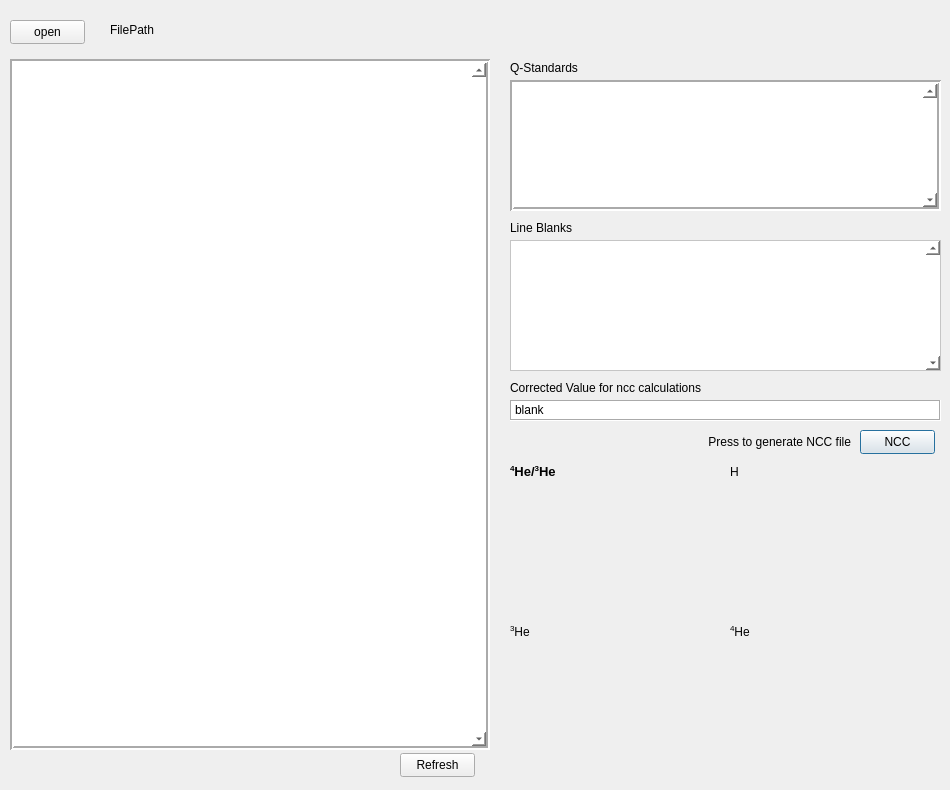
Before: the Qt Designer form UI Resources/ncccalc.ui in westerlymerlin/UCL-PYMS, drawn with Qt 5.
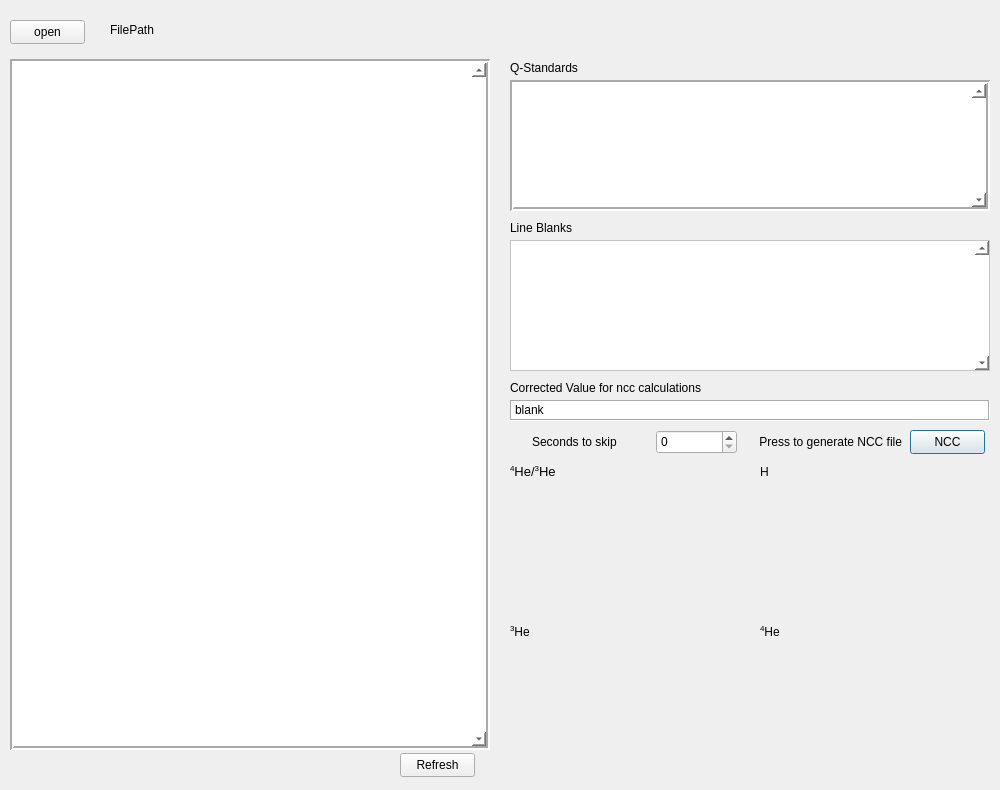
After: the same form once the commit is applied. Icons and pictures are not drawn.

Commit message: 3.1.9 Added variable offset time to the ncc form for calculating bestfit values

The edit to the form file:
```diff
--- a/UI Resources/ncccalc.ui
+++ b/UI Resources/ncccalc.ui
@@ -6,19 +6,19 @@
    <rect>
     <x>0</x>
     <y>0</y>
-    <width>950</width>
+    <width>1000</width>
     <height>790</height>
    </rect>
   </property>
   <property name="minimumSize">
    <size>
-    <width>950</width>
+    <width>1000</width>
     <height>790</height>
    </size>
   </property>
   <property name="maximumSize">
    <size>
-    <width>950</width>
+    <width>1000</width>
     <height>790</height>
    </size>
   </property>
@@ -93,7 +93,7 @@
     <rect>
      <x>510</x>
      <y>240</y>
-     <width>431</width>
+     <width>480</width>
      <height>131</height>
     </rect>
    </property>
@@ -143,7 +143,7 @@
     <rect>
      <x>510</x>
      <y>80</y>
-     <width>431</width>
+     <width>480</width>
      <height>131</height>
     </rect>
    </property>
@@ -285,7 +285,7 @@
     <rect>
      <x>510</x>
      <y>400</y>
-     <width>431</width>
+     <width>480</width>
      <height>21</height>
     </rect>
    </property>
@@ -314,7 +314,7 @@
   <widget class="QPushButton" name="btnNcc">
    <property name="geometry">
     <rect>
-     <x>860</x>
+     <x>910</x>
      <y>430</y>
      <width>75</width>
      <height>24</height>
@@ -333,7 +333,7 @@
   <widget class="QLabel" name="label_4">
    <property name="geometry">
     <rect>
-     <x>670</x>
+     <x>721</x>
      <y>430</y>
      <width>181</width>
      <height>24</height>
@@ -363,7 +363,7 @@
      <family>Segoe UI</family>
      <pointsize>10</pointsize>
      <italic>false</italic>
-     <bold>true</bold>
+     <fontweight>DemiBold</fontweight>
     </font>
    </property>
    <property name="styleSheet">
@@ -376,7 +376,7 @@
   <widget class="QLabel" name="label_6">
    <property name="geometry">
     <rect>
-     <x>730</x>
+     <x>760</x>
      <y>464</y>
      <width>91</width>
      <height>16</height>
@@ -408,7 +408,7 @@
   <widget class="QLabel" name="label_8">
    <property name="geometry">
     <rect>
-     <x>730</x>
+     <x>760</x>
      <y>624</y>
      <width>91</width>
      <height>16</height>
@@ -440,6 +440,38 @@
     <bool>false</bool>
    </property>
   </widget>
+  <widget class="QSpinBox" name="spinSeconds">
+   <property name="geometry">
+    <rect>
+     <x>656</x>
+     <y>430</y>
+     <width>81</width>
+     <height>24</height>
+    </rect>
+   </property>
+   <property name="buttonSymbols">
+    <enum>QAbstractSpinBox::UpDownArrows</enum>
+   </property>
+  </widget>
+  <widget class="QLabel" name="label_9">
+   <property name="geometry">
+    <rect>
+     <x>532</x>
+     <y>430</y>
+     <width>116</width>
+     <height>24</height>
+    </rect>
+   </property>
+   <property name="styleSheet">
+    <string notr="true">font: 600 10pt &quot;Segoe UI&quot;;</string>
+   </property>
+   <property name="text">
+    <string>Seconds to skip</string>
+   </property>
+   <property name="alignment">
+    <set>Qt::AlignLeading|Qt::AlignLeft|Qt::AlignVCenter</set>
+   </property>
+  </widget>
  </widget>
  <resources>
   <include location="main.qrc"/>
```
The commit also changes 4 other files.
